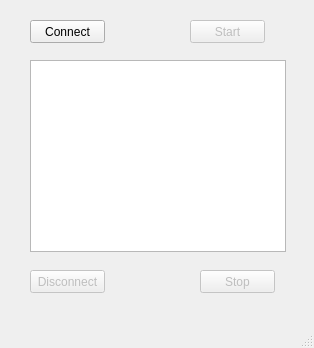
Before: the Qt Designer form Client/mainwindow.ui in Maximsiv1410/pipeclientserver, drawn with Qt 5.
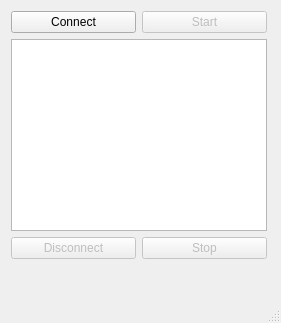
After: the same form once the commit is applied.

```diff
--- a/Client/mainwindow.ui
+++ b/Client/mainwindow.ui
@@ -6,85 +6,85 @@
    <rect>
     <x>0</x>
     <y>0</y>
-    <width>314</width>
-    <height>348</height>
+    <width>281</width>
+    <height>323</height>
    </rect>
   </property>
   <property name="windowTitle">
    <string>MainWindow</string>
   </property>
   <widget class="QWidget" name="centralwidget">
+   <widget class="QWidget" name="">
+    <property name="geometry">
+     <rect>
+      <x>11</x>
+      <y>11</y>
+      <width>258</width>
+      <height>252</height>
+     </rect>
+    </property>
+    <layout class="QGridLayout" name="gridLayout">
+     <property name="sizeConstraint">
+      <enum>QLayout::SetFixedSize</enum>
+     </property>
+     <item row="0" column="0">
    <widget class="QPushButton" name="btnConnect">
-    <property name="geometry">
-     <rect>
-      <x>30</x>
-      <y>20</y>
-      <width>75</width>
-      <height>23</height>
-     </rect>
+       <property name="layoutDirection">
+        <enum>Qt::LeftToRight</enum>
     </property>
     <property name="text">
      <string>Connect</string>
     </property>
    </widget>
+     </item>
+     <item row="0" column="1">
    <widget class="QPushButton" name="btnStart">
     <property name="enabled">
      <bool>false</bool>
     </property>
-    <property name="geometry">
-     <rect>
-      <x>190</x>
-      <y>20</y>
-      <width>75</width>
-      <height>23</height>
-     </rect>
+       <property name="layoutDirection">
+        <enum>Qt::LeftToRight</enum>
     </property>
     <property name="text">
      <string>Start</string>
     </property>
    </widget>
+     </item>
+     <item row="1" column="0" colspan="2">
    <widget class="QGraphicsView" name="graphicsView">
-    <property name="geometry">
-     <rect>
-      <x>30</x>
-      <y>60</y>
-      <width>256</width>
-      <height>192</height>
-     </rect>
-    </property>
-   </widget>
+       <property name="layoutDirection">
+        <enum>Qt::LeftToRight</enum>
+       </property>
+      </widget>
+     </item>
+     <item row="2" column="0">
    <widget class="QPushButton" name="btnDisconnect">
     <property name="enabled">
      <bool>false</bool>
     </property>
-    <property name="geometry">
-     <rect>
-      <x>30</x>
-      <y>270</y>
-      <width>75</width>
-      <height>23</height>
-     </rect>
+       <property name="layoutDirection">
+        <enum>Qt::LeftToRight</enum>
     </property>
     <property name="text">
      <string>Disconnect</string>
     </property>
    </widget>
+     </item>
+     <item row="2" column="1">
    <widget class="QPushButton" name="btnStop">
     <property name="enabled">
      <bool>false</bool>
     </property>
-    <property name="geometry">
-     <rect>
-      <x>200</x>
-      <y>270</y>
-      <width>75</width>
-      <height>23</height>
-     </rect>
+       <property name="layoutDirection">
+        <enum>Qt::LeftToRight</enum>
     </property>
     <property name="text">
      <string>Stop</string>
     </property>
    </widget>
+     </item>
+    </layout>
+   </widget>
   </widget>
   <widget class="QMenuBar" name="menubar">
    <property name="geometry">
```
Left out of the diff: 2 changed lines with no effect on the pictures. Lines whose indentation alone changed are shown as unchanged.
